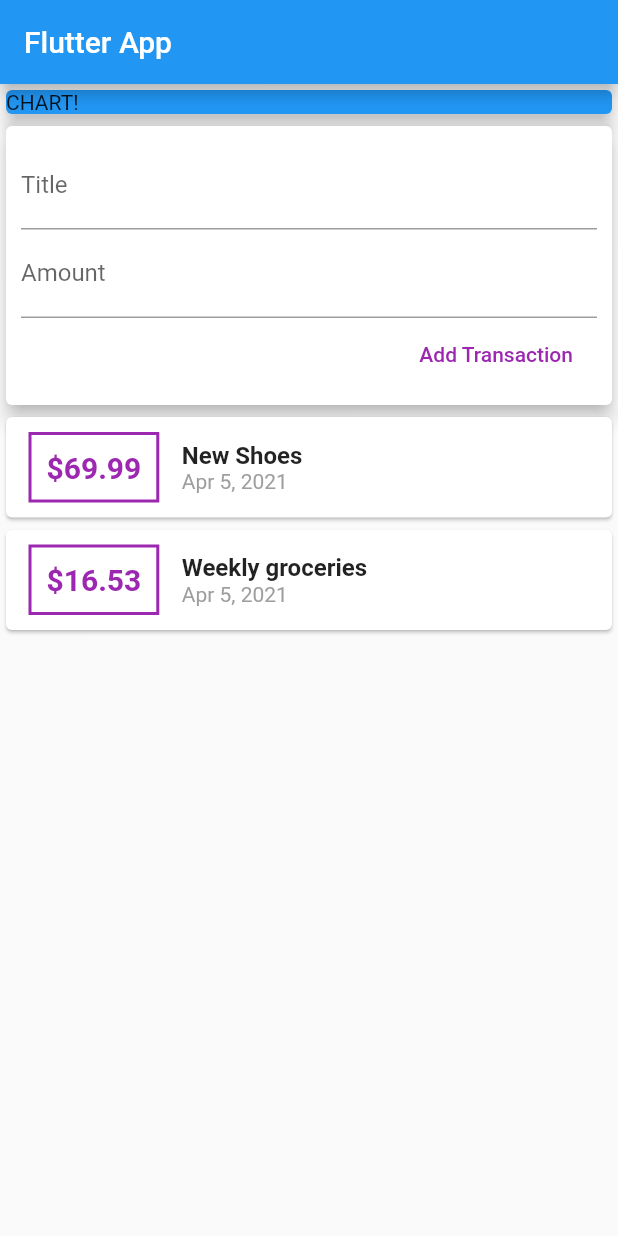
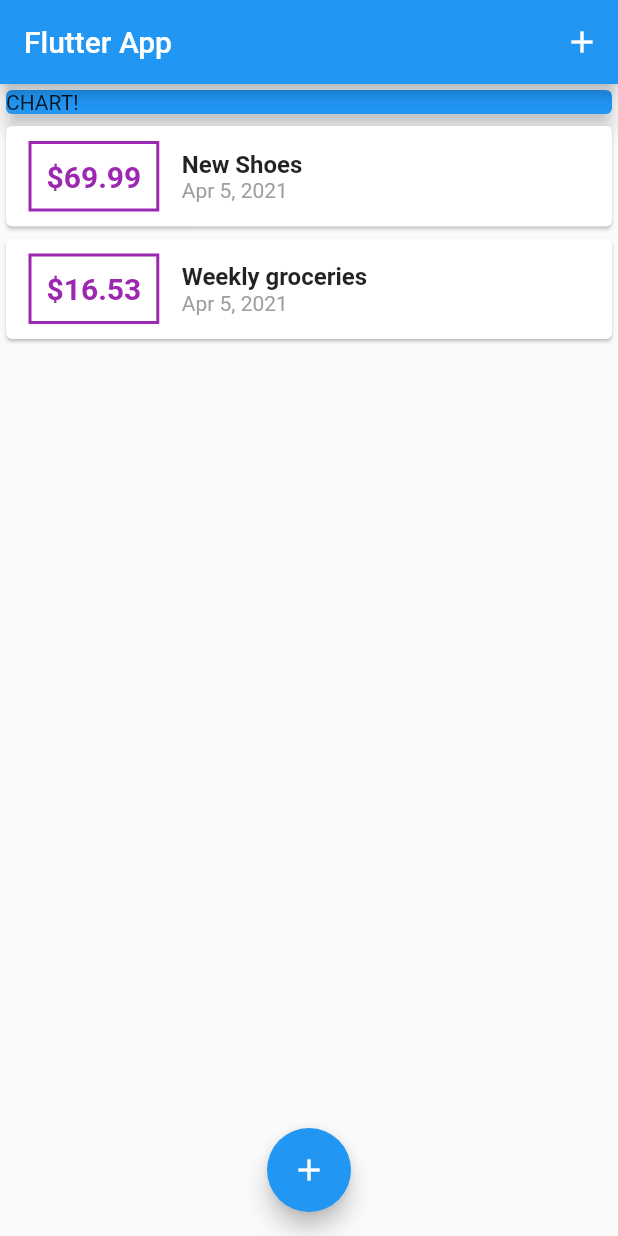
Before and after one commit to Mark-DSouza/WeeklyExpenseTracker, a Flutter app: the screen it shows after launch, on a phone screen of 412 x 824 dp. Run offline on Flutter 3.47's test engine with Material 2 defaults, Android fonts, the phone set to English and light mode, and no system bars.

Commit message:
Convert User Input Card into bottom-up sliding modal

```diff
--- a/lib/main.dart
+++ b/lib/main.dart
@@ -1,6 +1,9 @@
 import 'package:flutter/material.dart';
+import 'package:weekly_expense_tracker/widgets/new_transaction.dart';
 
-import './widgets/user_transactions.dart';
+import './widgets/transaction_list.dart';
+
+import './models/transaction.dart';
 
 void main() {
   runApp(MyApp());
@@ -16,12 +19,57 @@
   }
 }
 
-class MyHomePage extends StatelessWidget {
+class MyHomePage extends StatefulWidget {
+  @override
+  _MyHomePageState createState() => _MyHomePageState();
+}
+
+class _MyHomePageState extends State<MyHomePage> {
+  final List<Transaction> _userTransactions = [
+    Transaction(
+      id: 't1',
+      title: 'New Shoes',
+      amount: 69.99,
+      date: DateTime.now(),
+    ),
+    Transaction(
+      id: 't2',
+      title: 'Weekly groceries',
+      amount: 16.53,
+      date: DateTime.now(),
+    ),
+  ];
+
+  void _addNewTransaction(String title, double amount) {
+    setState(() {
+      _userTransactions.add(
+        Transaction(
+          title: title,
+          amount: amount,
+          date: DateTime.now(),
+          id: DateTime.now().toString(),
+        ),
+      );
+    });
+  }
+
+  void startAddNewTransaction(BuildContext ctx) {
+    showModalBottomSheet(
+      context: ctx,
+      builder: (_) {
+        return NewTransaction(_addNewTransaction);
+      },
+    );
+  }
+
   @override
   Widget build(BuildContext context) {
     return Scaffold(
       appBar: AppBar(
         title: Text('Flutter App'),
+        actions: [
+          IconButton(icon: Icon(Icons.add), onPressed: () => startAddNewTransaction(context)),
+        ],
       ),
       body: SingleChildScrollView(
         child: Column(
@@ -38,9 +86,14 @@
                 elevation: 5,
               ),
             ),
-            UserTransactions(),
+            TransactionList(_userTransactions),
           ],
         ),
+      ),
+      floatingActionButtonLocation: FloatingActionButtonLocation.centerFloat,
+      floatingActionButton: FloatingActionButton(
+        child: Icon(Icons.add),
+        onPressed: () => startAddNewTransaction(context),
       ),
     );
   }
--- a/lib/widgets/user_transactions.dart
+++ /dev/null
@@ -1,53 +0,0 @@
-import 'package:flutter/material.dart';
-
-import './new_transaction.dart';
-import './transaction_list.dart';
-
-import '../models/transaction.dart';
-
-class UserTransactions extends StatefulWidget {
-  @override
-  _UserTransactionsState createState() => _UserTransactionsState();
-}
-
-class _UserTransactionsState extends State<UserTransactions> {
-  final List<Transaction> _userTransactions = [
-    Transaction(
-      id: 't1',
-      title: 'New Shoes',
-      amount: 69.99,
-      date: DateTime.now(),
-    ),
-    Transaction(
-      id: 't2',
-      title: 'Weekly groceries',
-      amount: 16.53,
-      date: DateTime.now(),
-    ),
-  ];
-
-  void _addNewTransaction(String title, double amount) {
-    setState(
-      () {
-        _userTransactions.add(
-          Transaction(
-            title: title,
-            amount: amount,
-            date: DateTime.now(),
-            id: DateTime.now().toString(),
-          ),
-        );
-      }
-    );
-  }
-
-  @override
-  Widget build(BuildContext context) {
-    return Column(
-      children: [
-        NewTransaction(_addNewTransaction),
-        TransactionList(_userTransactions),
-      ],
-    );
-  }
-}
```
Also changed, not shown: lib/widgets/new_transaction.dart (+13 -5 lines).
